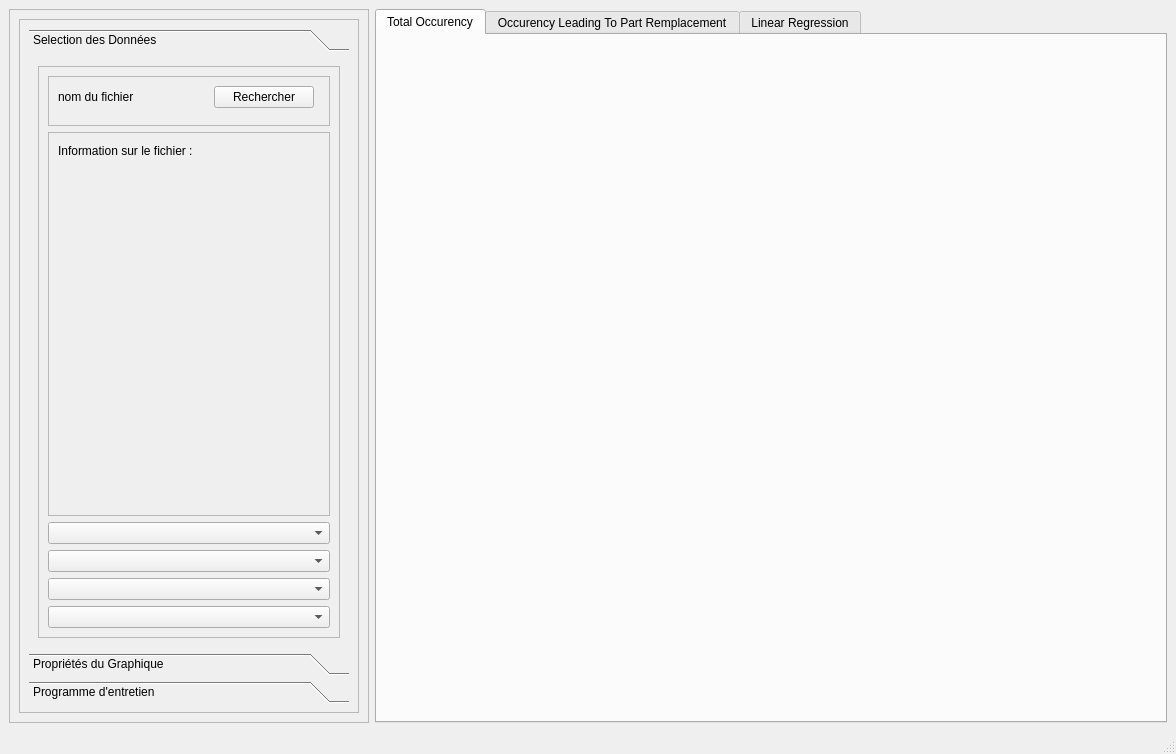
Qt form form.ui (nnay-lo/PMI-Prototypage-rapide) before a commit.
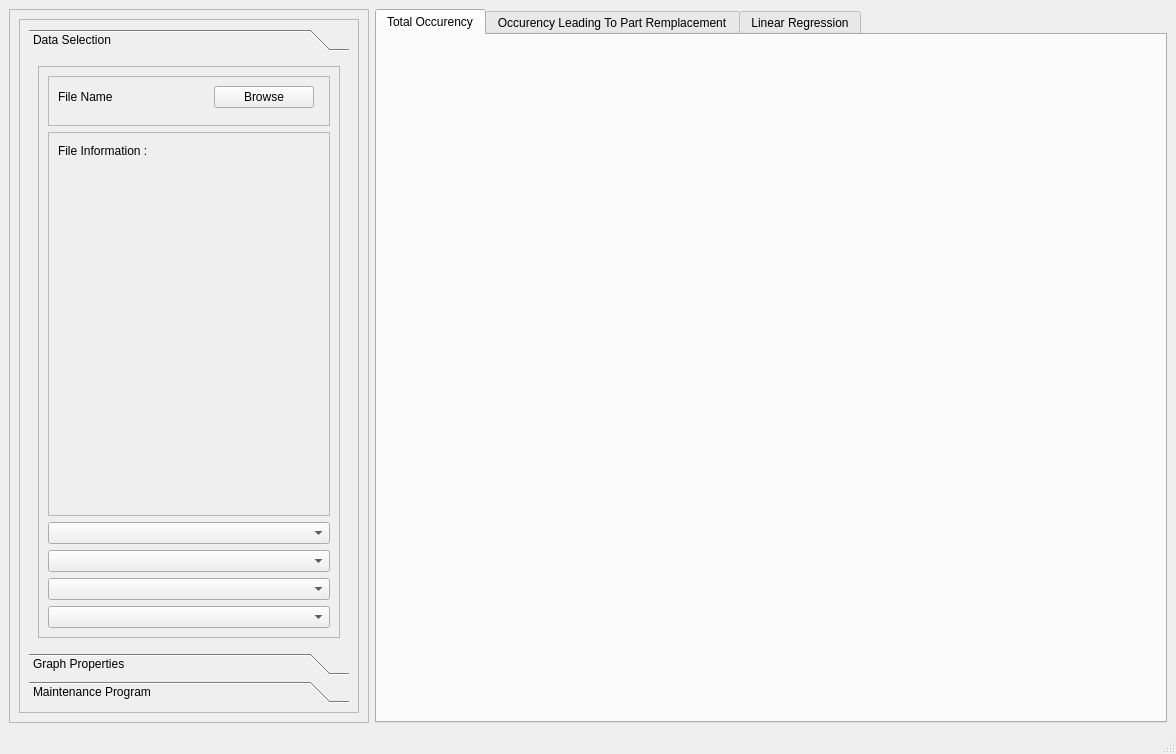
The same form after that commit. The open tabs and pages were chosen to show the change. Icons and pictures are not drawn.

Commit message: traduction de l'interface en anglais

```diff
--- a/form.ui
+++ b/form.ui
@@ -64,7 +64,7 @@
                </rect>
               </property>
               <attribute name="label">
-               <string>Selection des Données</string>
+               <string>Data Selection</string>
               </attribute>
               <layout class="QHBoxLayout" name="horizontalLayout_3">
                <item>
@@ -106,7 +106,7 @@
                         </size>
                        </property>
                        <property name="text">
-                        <string>nom du fichier</string>
+                        <string>File Name</string>
                        </property>
                       </widget>
                      </item>
@@ -119,7 +119,7 @@
                         </size>
                        </property>
                        <property name="text">
-                        <string>Rechercher</string>
+                        <string>Browse</string>
                        </property>
                        <property name="icon">
                         <iconset theme="folder">
@@ -148,7 +148,7 @@
                       </rect>
                      </property>
                      <property name="text">
-                      <string>Information sur le fichier :</string>
+                      <string>File Information :</string>
                      </property>
                     </widget>
                    </widget>
@@ -198,7 +198,7 @@
                </rect>
               </property>
               <attribute name="label">
-               <string>Propriétés du Graphique</string>
+               <string>Graph Properties</string>
               </attribute>
               <layout class="QHBoxLayout" name="horizontalLayout_4">
                <item>
@@ -240,7 +240,7 @@
                </rect>
               </property>
               <attribute name="label">
-               <string>Programme d'entretien</string>
+               <string>Maintenance Program</string>
               </attribute>
               <layout class="QHBoxLayout" name="horizontalLayout_5">
                <item>
```
Left out of the diff: 18 changed lines with no effect on the pictures. The commit also changes 3 other files.
